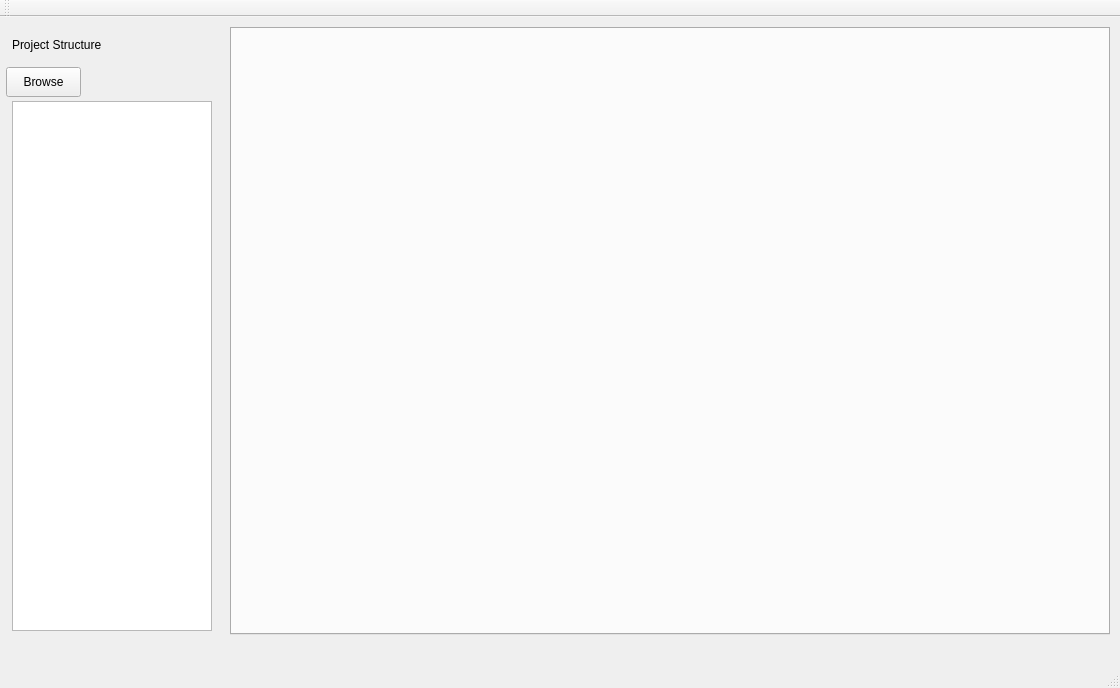
Qt form QSAR-UI/mainwindow.ui (sheMnapion/AI-QSAR) before a commit.
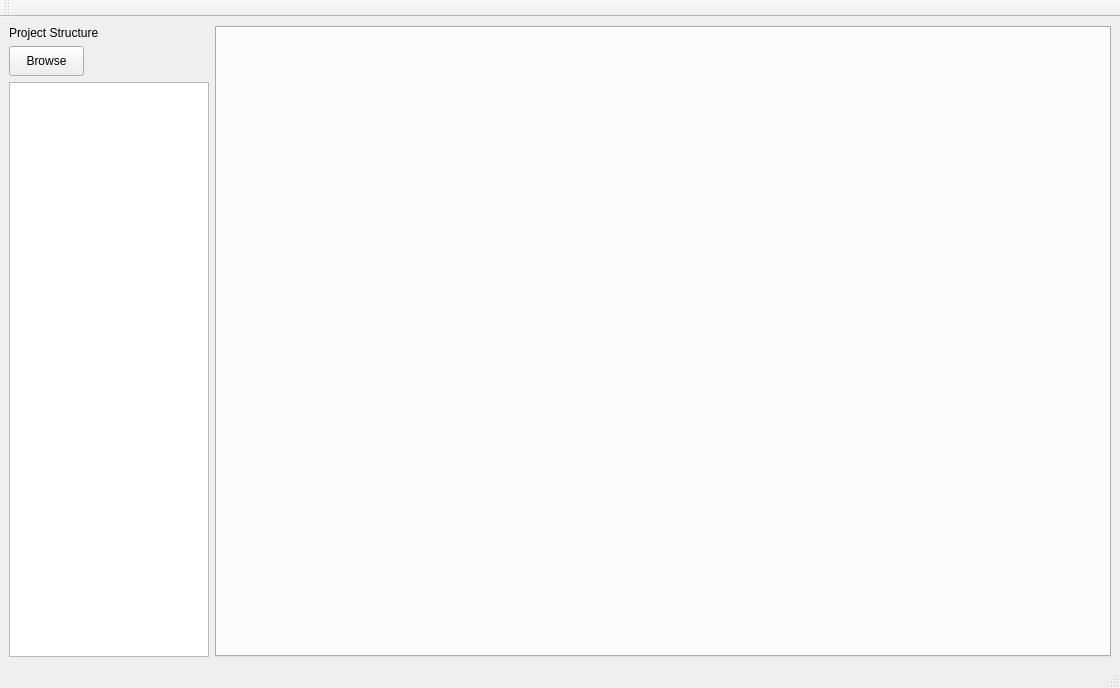
The same form after that commit.

Commit message: Add sub layouts to tab1

```diff
--- a/QSAR-UI/mainwindow.ui
+++ b/QSAR-UI/mainwindow.ui
@@ -14,43 +14,9 @@
    <string>MainWindow</string>
   </property>
   <widget class="QWidget" name="centralwidget">
-   <widget class="QListWidget" name="projectList">
-    <property name="geometry">
-     <rect>
-      <x>12</x>
-      <y>84</y>
-      <width>200</width>
-      <height>530</height>
-     </rect>
-    </property>
-    <property name="sizePolicy">
-     <sizepolicy hsizetype="Expanding" vsizetype="Expanding">
-      <horstretch>0</horstretch>
-      <verstretch>0</verstretch>
-     </sizepolicy>
-    </property>
-    <property name="minimumSize">
-     <size>
-      <width>0</width>
-      <height>0</height>
-     </size>
-    </property>
-    <property name="maximumSize">
-     <size>
-      <width>200</width>
-      <height>16777215</height>
-     </size>
-    </property>
-   </widget>
+   <layout class="QGridLayout" name="gridLayout">
+    <item row="0" column="0" colspan="2">
    <widget class="QLabel" name="label">
-    <property name="geometry">
-     <rect>
-      <x>12</x>
-      <y>20</y>
-      <width>104</width>
-      <height>16</height>
-     </rect>
-    </property>
     <property name="sizePolicy">
      <sizepolicy hsizetype="Fixed" vsizetype="Fixed">
       <horstretch>0</horstretch>
@@ -61,53 +27,35 @@
      <string>Project Structure</string>
     </property>
    </widget>
-   <widget class="QPushButton" name="projectBrowseBtn">
-    <property name="geometry">
-     <rect>
-      <x>6</x>
-      <y>50</y>
-      <width>75</width>
-      <height>30</height>
-     </rect>
-    </property>
-    <property name="minimumSize">
-     <size>
-      <width>75</width>
-      <height>30</height>
-     </size>
-    </property>
-    <property name="maximumSize">
-     <size>
-      <width>75</width>
-      <height>30</height>
-     </size>
-    </property>
-    <property name="text">
-     <string>Browse</string>
-    </property>
-   </widget>
+    </item>
+    <item row="0" column="2" rowspan="3">
    <widget class="QTabWidget" name="tabWidget">
-    <property name="geometry">
-     <rect>
-      <x>230</x>
-      <y>10</y>
-      <width>880</width>
-      <height>608</height>
-     </rect>
-    </property>
     <property name="currentIndex">
      <number>-1</number>
     </property>
    </widget>
+    </item>
+    <item row="1" column="0">
+     <widget class="QPushButton" name="projectBrowseBtn">
+      <property name="minimumSize">
+       <size>
+        <width>75</width>
+        <height>30</height>
+       </size>
+      </property>
+      <property name="maximumSize">
+       <size>
+        <width>75</width>
+        <height>30</height>
+       </size>
+      </property>
+      <property name="text">
+       <string>Browse</string>
+      </property>
+     </widget>
+    </item>
+    <item row="1" column="1">
    <widget class="QLabel" name="projectLabel">
-    <property name="geometry">
-     <rect>
-      <x>80</x>
-      <y>50</y>
-      <width>121</width>
-      <height>31</height>
-     </rect>
-    </property>
     <property name="maximumSize">
      <size>
       <width>16777215</width>
@@ -118,6 +66,30 @@
      <string/>
     </property>
    </widget>
+    </item>
+    <item row="2" column="0" colspan="2">
+     <widget class="QListWidget" name="projectList">
+      <property name="sizePolicy">
+       <sizepolicy hsizetype="Expanding" vsizetype="Expanding">
+        <horstretch>0</horstretch>
+        <verstretch>0</verstretch>
+       </sizepolicy>
+      </property>
+      <property name="minimumSize">
+       <size>
+        <width>0</width>
+        <height>0</height>
+       </size>
+      </property>
+      <property name="maximumSize">
+       <size>
+        <width>200</width>
+        <height>16777215</height>
+       </size>
+      </property>
+     </widget>
+    </item>
+   </layout>
   </widget>
   <widget class="QMenuBar" name="menubar">
    <property name="geometry">
```
Lines whose indentation alone changed are shown as unchanged. The commit also changes 4 other files.
